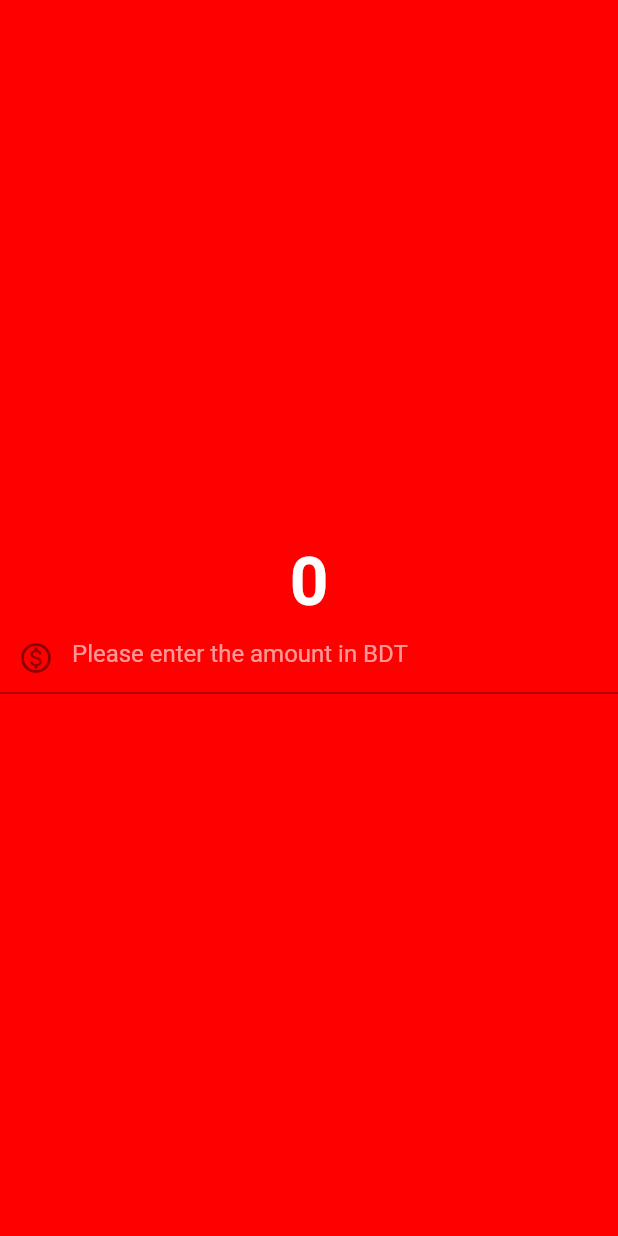
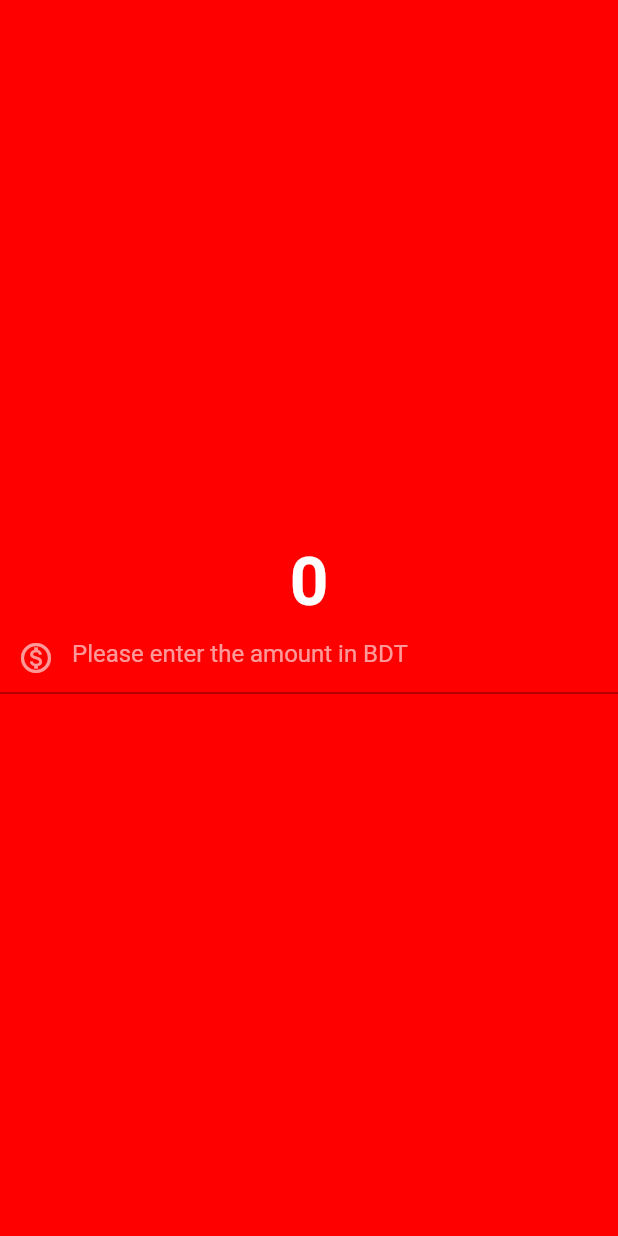
Before and after one commit to naimul-hasan-sabbir/currency_converter, a Flutter app: the screen it shows after launch, on a phone screen of 412 x 824 dp. Run offline on Flutter 3.47's test engine with Material 2 defaults, Android fonts, the phone set to English and light mode, and no system bars.

Commit message:
icon color updated

```diff
--- a/lib/pages/currency_converter_material_page.dart
+++ b/lib/pages/currency_converter_material_page.dart
@@ -30,6 +30,7 @@ class CurrencyConverterMaterialPage extends StatelessWidget {
                     color: Colors.white60,
                   ),
                   prefixIcon: Icon(Icons.monetization_on_outlined),
+                  prefixIconColor: Colors.white60,
                 ),
               ),
             ],
```
